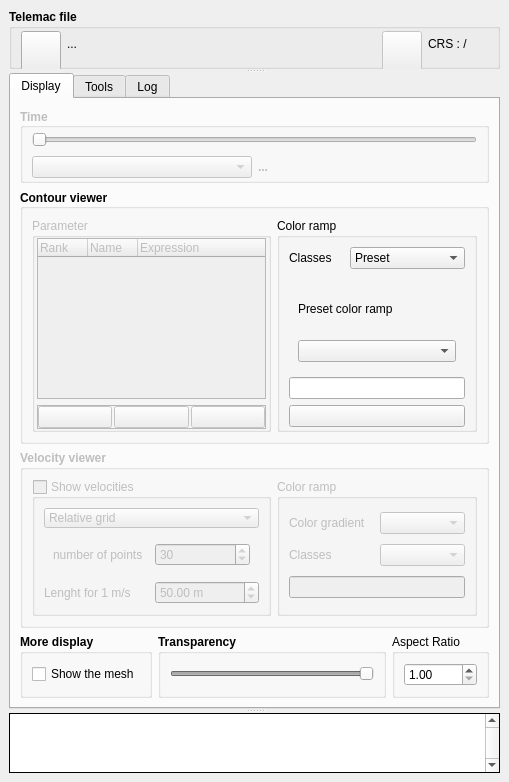
Old version of the form ui/properties.ui in the repository Artelia/PostTelemac.
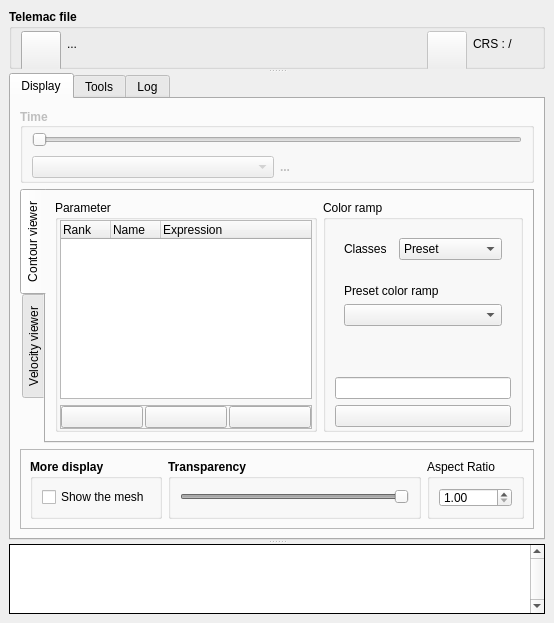
New version of the form. The open tabs and pages were chosen to show the change. Icons and pictures are not drawn.

The edit to the form file:
```diff
--- a/ui/properties.ui
+++ b/ui/properties.ui
@@ -6,8 +6,8 @@
    <rect>
     <x>0</x>
     <y>0</y>
-    <width>484</width>
-    <height>744</height>
+    <width>554</width>
+    <height>622</height>
    </rect>
   </property>
   <property name="sizePolicy">
@@ -18,8 +18,8 @@
   </property>
   <property name="minimumSize">
    <size>
-    <width>484</width>
-    <height>744</height>
+    <width>554</width>
+    <height>622</height>
    </size>
   </property>
   <property name="floating">
@@ -41,8 +41,8 @@
      <verstretch>0</verstretch>
     </sizepolicy>
    </property>
-   <layout class="QVBoxLayout" name="verticalLayout_2">
-    <item>
+   <layout class="QGridLayout" name="gridLayout_6">
+    <item row="0" column="0">
      <widget class="QSplitter" name="splitter">
       <property name="sizePolicy">
        <sizepolicy hsizetype="Preferred" vsizetype="Preferred">
@@ -246,7 +246,7 @@
        </property>
        <widget class="QWidget" name="tab">
         <property name="sizePolicy">
-         <sizepolicy hsizetype="Expanding" vsizetype="Preferred">
+         <sizepolicy hsizetype="Preferred" vsizetype="Preferred">
           <horstretch>0</horstretch>
           <verstretch>0</verstretch>
          </sizepolicy>
@@ -254,18 +254,24 @@
         <attribute name="title">
          <string>Display</string>
         </attribute>
-        <layout class="QGridLayout" name="gridLayout_6" columnstretch="4,1,0">
-         <item row="1" column="0" colspan="3">
-          <widget class="QGroupBox" name="groupBox_contour">
+        <layout class="QVBoxLayout" name="verticalLayout_2">
+         <item>
+          <widget class="QGroupBox" name="groupBox_time">
            <property name="enabled">
-            <bool>true</bool>
+            <bool>false</bool>
            </property>
            <property name="sizePolicy">
-            <sizepolicy hsizetype="Preferred" vsizetype="Preferred">
+            <sizepolicy hsizetype="Expanding" vsizetype="Fixed">
              <horstretch>0</horstretch>
              <verstretch>0</verstretch>
             </sizepolicy>
            </property>
+           <property name="minimumSize">
+            <size>
+             <width>0</width>
+             <height>0</height>
+            </size>
+           </property>
            <property name="maximumSize">
             <size>
              <width>16777215</width>
@@ -279,19 +285,113 @@
             </font>
            </property>
            <property name="title">
+            <string>Time</string>
+           </property>
+           <property name="alignment">
+            <set>Qt::AlignLeading|Qt::AlignLeft|Qt::AlignVCenter</set>
+           </property>
+           <property name="flat">
+            <bool>false</bool>
+           </property>
+           <layout class="QGridLayout" name="gridLayout_10">
+            <property name="sizeConstraint">
+             <enum>QLayout::SetDefaultConstraint</enum>
+            </property>
+            <property name="topMargin">
+             <number>2</number>
+            </property>
+            <property name="bottomMargin">
+             <number>2</number>
+            </property>
+            <item row="0" column="0" colspan="2">
+             <widget class="QSlider" name="horizontalSlider_time">
+              <property name="enabled">
+               <bool>false</bool>
+              </property>
+              <property name="sizePolicy">
+               <sizepolicy hsizetype="Preferred" vsizetype="Fixed">
+                <horstretch>0</horstretch>
+                <verstretch>0</verstretch>
+               </sizepolicy>
+              </property>
+              <property name="minimumSize">
+               <size>
+                <width>0</width>
+                <height>20</height>
+               </size>
+              </property>
+              <property name="orientation">
+               <enum>Qt::Horizontal</enum>
+              </property>
+             </widget>
+            </item>
+            <item row="1" column="0">
+             <widget class="QComboBox" name="comboBox_time">
+              <property name="enabled">
+               <bool>false</bool>
+              </property>
+              <property name="sizePolicy">
+               <sizepolicy hsizetype="Preferred" vsizetype="Fixed">
+                <horstretch>0</horstretch>
+                <verstretch>0</verstretch>
+               </sizepolicy>
+              </property>
+              <property name="minimumSize">
+               <size>
+                <width>0</width>
+                <height>20</height>
+               </size>
+              </property>
+             </widget>
+            </item>
+            <item row="1" column="1">
+             <widget class="QLabel" name="label_time">
+              <property name="sizePolicy">
+               <sizepolicy hsizetype="Preferred" vsizetype="Preferred">
+                <horstretch>0</horstretch>
+                <verstretch>0</verstretch>
+               </sizepolicy>
+              </property>
+              <property name="minimumSize">
+               <size>
+                <width>0</width>
+                <height>0</height>
+               </size>
+              </property>
+              <property name="text">
+               <string>...</string>
+              </property>
+             </widget>
+            </item>
+           </layout>
+          </widget>
+         </item>
+         <item>
+          <widget class="QTabWidget" name="tabWidget_2">
+           <property name="sizePolicy">
+            <sizepolicy hsizetype="Preferred" vsizetype="Preferred">
+             <horstretch>0</horstretch>
+             <verstretch>0</verstretch>
+            </sizepolicy>
+           </property>
+           <property name="tabPosition">
+            <enum>QTabWidget::West</enum>
+           </property>
+           <property name="currentIndex">
+            <number>0</number>
+           </property>
+           <widget class="QWidget" name="tab_contour">
+            <property name="enabled">
+             <bool>true</bool>
+            </property>
+            <attribute name="title">
             <string>Contour viewer</string>
-           </property>
-           <property name="alignment">
-            <set>Qt::AlignLeading|Qt::AlignLeft|Qt::AlignVCenter</set>
-           </property>
-           <property name="flat">
-            <bool>false</bool>
-           </property>
-           <layout class="QHBoxLayout" name="horizontalLayout_7" stretch="2,1">
+            </attribute>
+            <layout class="QHBoxLayout" name="horizontalLayout_11" stretch="3,1">
             <item>
              <widget class="QGroupBox" name="groupBox_param">
               <property name="enabled">
-               <bool>false</bool>
+                <bool>true</bool>
               </property>
               <property name="sizePolicy">
                <sizepolicy hsizetype="Expanding" vsizetype="Preferred">
@@ -345,10 +445,10 @@
                <item>
                 <widget class="QTreeWidget" name="treeWidget_parameters">
                  <property name="enabled">
-                  <bool>false</bool>
+                   <bool>true</bool>
                  </property>
                  <property name="sizePolicy">
-                  <sizepolicy hsizetype="Preferred" vsizetype="Expanding">
+                   <sizepolicy hsizetype="Preferred" vsizetype="Preferred">
                    <horstretch>0</horstretch>
                    <verstretch>0</verstretch>
                   </sizepolicy>
@@ -477,14 +577,64 @@
               <property name="title">
                <string>Color ramp</string>
               </property>
-              <layout class="QGridLayout" name="gridLayout_26">
+               <layout class="QVBoxLayout" name="verticalLayout_11" stretch="1,1,1,1,10">
                <property name="bottomMargin">
                 <number>0</number>
                </property>
-               <item row="3" column="0" colspan="3">
+                <item>
+                 <widget class="QFrame" name="frame_5">
+                  <property name="minimumSize">
+                   <size>
+                    <width>0</width>
+                    <height>0</height>
+                   </size>
+                  </property>
+                  <property name="frameShape">
+                   <enum>QFrame::NoFrame</enum>
+                  </property>
+                  <property name="frameShadow">
+                   <enum>QFrame::Raised</enum>
+                  </property>
+                  <layout class="QHBoxLayout" name="horizontalLayout_7">
+                   <item>
+                    <widget class="QLabel" name="label_16">
+                     <property name="sizePolicy">
+                      <sizepolicy hsizetype="Preferred" vsizetype="Fixed">
+                       <horstretch>0</horstretch>
+                       <verstretch>0</verstretch>
+                      </sizepolicy>
+                     </property>
+                     <property name="text">
+                      <string>Classes</string>
+                     </property>
+                    </widget>
+                   </item>
+                   <item>
+                    <widget class="QComboBox" name="comboBox_levelstype">
+                     <item>
+                      <property name="text">
+                       <string>Preset</string>
+                      </property>
+                     </item>
+                     <item>
+                      <property name="text">
+                       <string>Equals range</string>
+                      </property>
+                     </item>
+                     <item>
+                      <property name="text">
+                       <string>User defined</string>
+                      </property>
+                     </item>
+                    </widget>
+                   </item>
+                  </layout>
+                 </widget>
+                </item>
+                <item>
                 <widget class="QStackedWidget" name="stackedWidget_colorramp">
                  <property name="sizePolicy">
-                  <sizepolicy hsizetype="Preferred" vsizetype="Fixed">
+                   <sizepolicy hsizetype="Preferred" vsizetype="Preferred">
                    <horstretch>0</horstretch>
                    <verstretch>0</verstretch>
                   </sizepolicy>
@@ -620,16 +770,36 @@
                     </widget>
                    </item>
                    <item>
-                    <widget class="QComboBox" name="comboBox_clrramp_preset"/>
+                     <widget class="QComboBox" name="comboBox_clrramp_preset">
+                      <property name="sizePolicy">
+                       <sizepolicy hsizetype="Preferred" vsizetype="Preferred">
+                        <horstretch>0</horstretch>
+                        <verstretch>0</verstretch>
+                       </sizepolicy>
+                      </property>
+                     </widget>
+                    </item>
+                    <item>
+                     <spacer name="verticalSpacer_9">
+                      <property name="orientation">
+                       <enum>Qt::Vertical</enum>
+                      </property>
+                      <property name="sizeHint" stdset="0">
+                       <size>
+                        <width>20</width>
+                        <height>40</height>
+                       </size>
+                      </property>
+                     </spacer>
                    </item>
                   </layout>
                  </widget>
                 </widget>
                </item>
-               <item row="4" column="0" colspan="3">
+                <item>
                 <widget class="QLineEdit" name="lineEdit_levelschoosen">
                  <property name="sizePolicy">
-                  <sizepolicy hsizetype="Preferred" vsizetype="Fixed">
+                   <sizepolicy hsizetype="Preferred" vsizetype="Preferred">
                    <horstretch>0</horstretch>
                    <verstretch>0</verstretch>
                   </sizepolicy>
@@ -639,81 +809,57 @@
                  </property>
                 </widget>
                </item>
-               <item row="0" column="0">
-                <widget class="QLabel" name="label_16">
-                 <property name="sizePolicy">
-                  <sizepolicy hsizetype="Preferred" vsizetype="Fixed">
-                   <horstretch>0</horstretch>
-                   <verstretch>0</verstretch>
-                  </sizepolicy>
-                 </property>
-                 <property name="text">
-                  <string>Classes</string>
-                 </property>
-                </widget>
-               </item>
-               <item row="0" column="1" colspan="2">
-                <widget class="QComboBox" name="comboBox_levelstype">
                  <item>
-                  <property name="text">
-                   <string>Preset</string>
-                  </property>
-                 </item>
-                 <item>
-                  <property name="text">
-                   <string>Equals range</string>
-                  </property>
-                 </item>
-                 <item>
-                  <property name="text">
-                   <string>User defined</string>
-                  </property>
-                 </item>
-                </widget>
-               </item>
-               <item row="5" column="0" colspan="3">
                 <widget class="QPushButton" name="pushButton_editcolorramp">
-                 <property name="toolTip">
-                  <string>Edit color ramp</string>
-                 </property>
-                 <property name="text">
-                  <string/>
-                 </property>
-                 <property name="icon">
-                  <iconset>
-                   <normaloff>:/plugins/PostTelemac/icons/Settings_48x48.png</normaloff>:/plugins/PostTelemac/icons/Settings_48x48.png</iconset>
-                 </property>
-                </widget>
-               </item>
-              </layout>
-             </widget>
-            </item>
-           </layout>
-          </widget>
-         </item>
-         <item row="2" column="0" colspan="3">
-          <widget class="QGroupBox" name="groupBox_vel">
-           <property name="enabled">
-            <bool>false</bool>
-           </property>
            <property name="sizePolicy">
             <sizepolicy hsizetype="Minimum" vsizetype="Preferred">
              <horstretch>0</horstretch>
              <verstretch>0</verstretch>
             </sizepolicy>
            </property>
-           <property name="font">
-            <font>
-             <weight>75</weight>
-             <bold>true</bold>
-            </font>
-           </property>
-           <property name="title">
+                  <property name="toolTip">
+                   <string>Edit color ramp</string>
+                  </property>
+                  <property name="text">
+                   <string/>
+                  </property>
+                  <property name="icon">
+                   <iconset>
+                    <normaloff>:/plugins/PostTelemac/icons/Settings_48x48.png</normaloff>:/plugins/PostTelemac/icons/Settings_48x48.png</iconset>
+                  </property>
+                 </widget>
+                </item>
+                <item>
+                 <spacer name="verticalSpacer_8">
+                  <property name="orientation">
+                   <enum>Qt::Vertical</enum>
+                  </property>
+                  <property name="sizeHint" stdset="0">
+                   <size>
+                    <width>20</width>
+                    <height>0</height>
+                   </size>
+                  </property>
+                 </spacer>
+                </item>
+               </layout>
+              </widget>
+             </item>
+            </layout>
+           </widget>
+           <widget class="QWidget" name="tab_velocity">
+            <property name="enabled">
+             <bool>true</bool>
+            </property>
+            <attribute name="title">
             <string>Velocity viewer</string>
-           </property>
-           <layout class="QHBoxLayout" name="horizontalLayout_8" stretch="2,1">
+            </attribute>
+            <layout class="QHBoxLayout" name="horizontalLayout_12" stretch="3,1">
             <item>
              <widget class="QGroupBox" name="groupBox_schowvel">
+               <property name="enabled">
+                <bool>true</bool>
+               </property>
               <property name="sizePolicy">
                <sizepolicy hsizetype="Preferred" vsizetype="Preferred">
                 <horstretch>0</horstretch>
@@ -738,6 +884,9 @@
               <layout class="QGridLayout" name="gridLayout_23">
                <item row="1" column="0" colspan="2">
                 <widget class="QStackedWidget" name="stackedWidget_vel_method">
+                  <property name="enabled">
+                   <bool>true</bool>
+                  </property>
                  <property name="sizePolicy">
                   <sizepolicy hsizetype="Preferred" vsizetype="Fixed">
                    <horstretch>0</horstretch>
@@ -751,6 +900,9 @@
                   <layout class="QGridLayout" name="gridLayout_25">
                    <item row="0" column="0">
                     <widget class="QLabel" name="label_11">
+                      <property name="enabled">
+                       <bool>true</bool>
+                      </property>
                      <property name="text">
                       <string>number of points</string>
                      </property>
@@ -797,6 +949,9 @@
                </item>
                <item row="2" column="0">
                 <widget class="QLabel" name="label_3">
+                  <property name="enabled">
+                   <bool>true</bool>
+                  </property>
                  <property name="text">
                   <string>Lenght for 1 m/s</string>
                  </property>
@@ -804,6 +959,9 @@
                </item>
                <item row="2" column="1">
                 <widget class="QDoubleSpinBox" name="doubleSpinBox_vel_scale">
+                  <property name="enabled">
+                   <bool>true</bool>
+                  </property>
                  <property name="suffix">
                   <string> m</string>
                  </property>
@@ -817,6 +975,9 @@
                </item>
                <item row="0" column="0" colspan="2">
                 <widget class="QComboBox" name="comboBox_vel_method">
+                  <property name="enabled">
+                   <bool>true</bool>
+                  </property>
                  <property name="sizePolicy">
                   <sizepolicy hsizetype="Preferred" vsizetype="Fixed">
                    <horstretch>0</horstretch>
@@ -919,11 +1080,33 @@
             </item>
            </layout>
           </widget>
+          </widget>
          </item>
-         <item row="3" column="0">
+         <item>
+          <widget class="QFrame" name="frame_4">
+           <property name="minimumSize">
+            <size>
+             <width>0</width>
+             <height>0</height>
+            </size>
+           </property>
+           <property name="maximumSize">
+            <size>
+             <width>16777215</width>
+             <height>80</height>
+            </size>
+           </property>
+           <property name="frameShape">
+            <enum>QFrame::StyledPanel</enum>
+           </property>
+           <property name="frameShadow">
+            <enum>QFrame::Raised</enum>
+           </property>
+           <layout class="QHBoxLayout" name="horizontalLayout_9">
+            <item>
           <widget class="QGroupBox" name="groupBox_13">
            <property name="sizePolicy">
-            <sizepolicy hsizetype="Fixed" vsizetype="Expanding">
+               <sizepolicy hsizetype="Fixed" vsizetype="Preferred">
              <horstretch>0</horstretch>
              <verstretch>0</verstretch>
             </sizepolicy>
@@ -966,7 +1149,7 @@
            </layout>
           </widget>
          </item>
-         <item row="3" column="1">
+            <item>
           <widget class="QGroupBox" name="groupBox_5">
            <property name="sizePolicy">
             <sizepolicy hsizetype="Expanding" vsizetype="Preferred">
@@ -1036,7 +1219,7 @@
            </layout>
           </widget>
          </item>
-         <item row="3" column="2">
+            <item>
           <widget class="QGroupBox" name="groupBox_3">
            <property name="sizePolicy">
             <sizepolicy hsizetype="Fixed" vsizetype="Preferred">
@@ -1073,114 +1256,6 @@
            </layout>
           </widget>
          </item>
-         <item row="0" column="0" colspan="3">
-          <widget class="QGroupBox" name="groupBox_time">
-           <property name="enabled">
-            <bool>false</bool>
-           </property>
-           <property name="sizePolicy">
-            <sizepolicy hsizetype="Expanding" vsizetype="Fixed">
-             <horstretch>0</horstretch>
-             <verstretch>0</verstretch>
-            </sizepolicy>
-           </property>
-           <property name="minimumSize">
-            <size>
-             <width>0</width>
-             <height>0</height>
-            </size>
-           </property>
-           <property name="maximumSize">
-            <size>
-             <width>16777215</width>
-             <height>16777215</height>
-            </size>
-           </property>
-           <property name="font">
-            <font>
-             <weight>75</weight>
-             <bold>true</bold>
-            </font>
-           </property>
-           <property name="title">
-            <string>Time</string>
-           </property>
-           <property name="alignment">
-            <set>Qt::AlignLeading|Qt::AlignLeft|Qt::AlignVCenter</set>
-           </property>
-           <property name="flat">
-            <bool>false</bool>
-           </property>
-           <layout class="QGridLayout" name="gridLayout_10">
-            <property name="sizeConstraint">
-             <enum>QLayout::SetDefaultConstraint</enum>
-            </property>
-            <property name="topMargin">
-             <number>2</number>
-            </property>
-            <property name="bottomMargin">
-             <number>2</number>
-            </property>
-            <item row="0" column="0" colspan="2">
-             <widget class="QSlider" name="horizontalSlider_time">
-              <property name="enabled">
-               <bool>false</bool>
-              </property>
-              <property name="sizePolicy">
-               <sizepolicy hsizetype="Preferred" vsizetype="Fixed">
-                <horstretch>0</horstretch>
-                <verstretch>0</verstretch>
-               </sizepolicy>
-              </property>
-              <property name="minimumSize">
-               <size>
-                <width>0</width>
-                <height>20</height>
-               </size>
-              </property>
-              <property name="orientation">
-               <enum>Qt::Horizontal</enum>
-              </property>
-             </widget>
-            </item>
-            <item row="1" column="0">
-             <widget class="QComboBox" name="comboBox_time">
-              <property name="enabled">
-               <bool>false</bool>
-              </property>
-              <property name="sizePolicy">
-               <sizepolicy hsizetype="Preferred" vsizetype="Fixed">
-                <horstretch>0</horstretch>
-                <verstretch>0</verstretch>
-               </sizepolicy>
-              </property>
-              <property name="minimumSize">
-               <size>
-                <width>0</width>
-                <height>20</height>
-               </size>
-              </property>
-             </widget>
-            </item>
-            <item row="1" column="1">
-             <widget class="QLabel" name="label_time">
-              <property name="sizePolicy">
-               <sizepolicy hsizetype="Preferred" vsizetype="Preferred">
-                <horstretch>0</horstretch>
-                <verstretch>0</verstretch>
-               </sizepolicy>
-              </property>
-              <property name="minimumSize">
-               <size>
-                <width>0</width>
-                <height>0</height>
-               </size>
-              </property>
-              <property name="text">
-               <string>...</string>
-              </property>
-             </widget>
-            </item>
            </layout>
           </widget>
          </item>
@@ -2573,15 +2648,15 @@
       </widget>
       <widget class="QTextBrowser" name="textBrowser_main">
        <property name="sizePolicy">
-        <sizepolicy hsizetype="Preferred" vsizetype="Expanding">
+        <sizepolicy hsizetype="Preferred" vsizetype="Preferred">
          <horstretch>0</horstretch>
          <verstretch>0</verstretch>
         </sizepolicy>
        </property>
        <property name="minimumSize">
         <size>
-         <width>50</width>
-         <height>60</height>
+         <width>0</width>
+         <height>0</height>
         </size>
        </property>
        <property name="maximumSize">
```
Left out of the diff: 128 changed lines with no effect on the pictures. Lines whose indentation alone changed are shown as unchanged.
